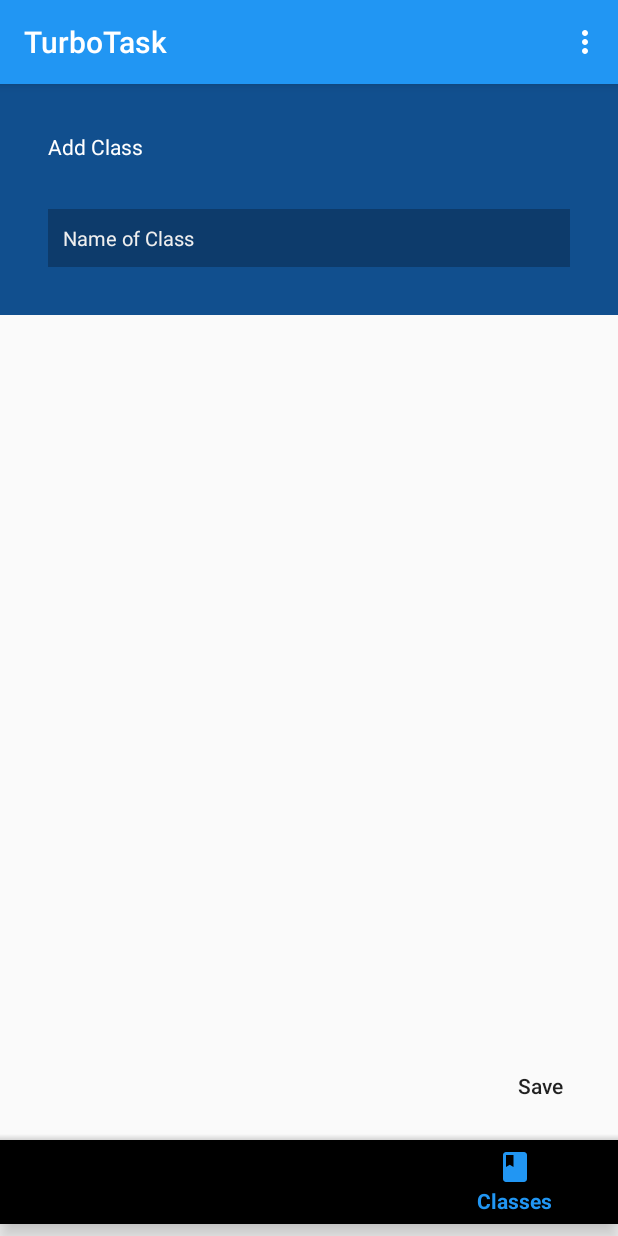
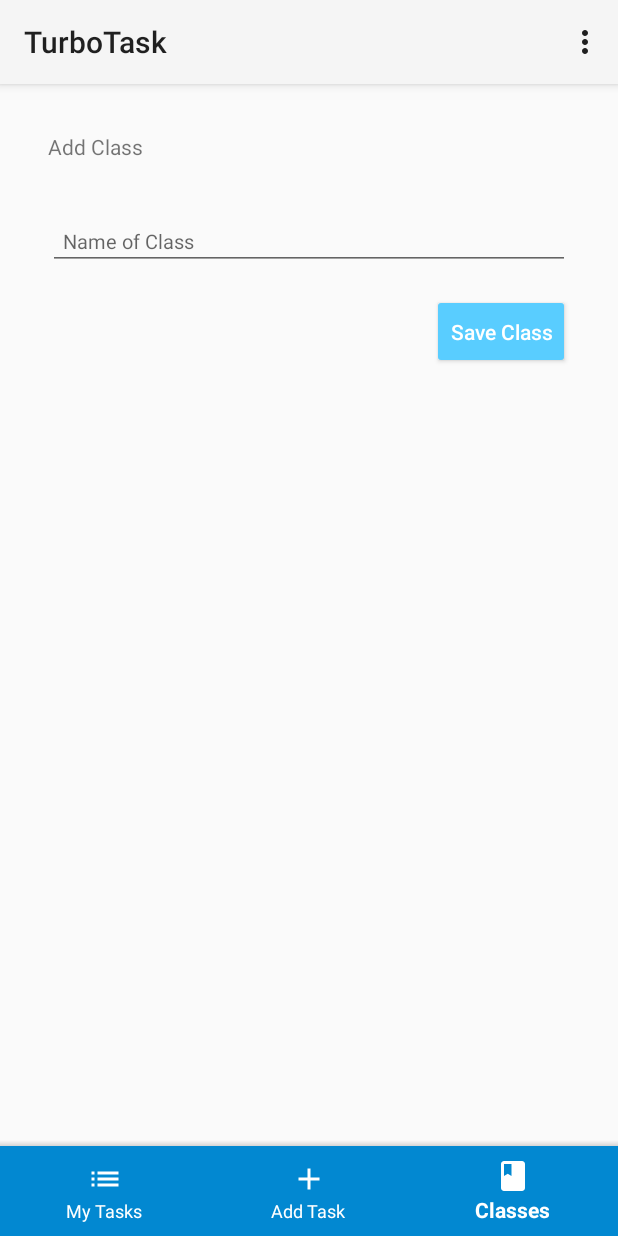
Before and after one commit to monilpatel/TurboTask, an Android app: the screen it shows after launch once a user with an empty profile is signed in (MainActivity), item 3 of the bottom bar chosen, on a phone screen of 412 x 824 dp. Run offline under Robolectric (Android 15) with nearby library versions, the phone set to English and light mode, and no system bars; our stand-ins replace Firebase (no records; nobody signed in at launch, a user with empty details on screens opened directly).

Commit message:
UI update

```diff
--- a/TurboTask/app/src/main/java/com/example/monil/turbotask/MainActivity.java
+++ b/TurboTask/app/src/main/java/com/example/monil/turbotask/MainActivity.java
@@ -104,6 +104,10 @@ public class MainActivity extends AppCompatActivity {
                     finish();
                 }
         scheduleAlarm();
+
+                if (android.os.Build.VERSION.SDK_INT >= Build.VERSION_CODES.LOLLIPOP) {
+                    getWindow().setNavigationBarColor(getResources().getColor(R.color.darkBlue));
+                }
             }
         };
 
--- /dev/null
+++ b/TurboTask/app/src/main/res/drawable/bottom_state.xml
@@ -0,0 +1,5 @@
+<?xml version="1.0" encoding="utf-8"?>
+<selector xmlns:android="http://schemas.android.com/apk/res/android">
+    <item android:color="@color/white" android:state_enabled="true" />
+    <item android:color="@color/lightblue" android:state_enabled="false" />
+</selector>
--- a/TurboTask/app/src/main/res/layout/activity_main.xml
+++ b/TurboTask/app/src/main/res/layout/activity_main.xml
@@ -16,9 +16,13 @@
         app:layout_constraintLeft_toLeftOf="parent"
         app:layout_constraintRight_toRightOf="parent"
         app:menu="@menu/bottom"
-        android:layout_marginBottom="8dp"
+        android:background="@color/blue"
+        app:itemIconTint="@drawable/bottom_state"
+        app:itemTextColor="@drawable/bottom_state"
+        android:layout_marginBottom="0dp"
         app:layout_constraintHorizontal_bias="0.955"
-        android:isScrollContainer="false"/>
+        android:isScrollContainer="false"
+        android:padding="2dp"/>
 
     <View
         android:layout_width="0dp"
--- a/TurboTask/app/src/main/res/layout/add_class_header.xml
+++ b/TurboTask/app/src/main/res/layout/add_class_header.xml
@@ -4,8 +4,7 @@
     xmlns:app="http://schemas.android.com/apk/res-auto"
     xmlns:tools="http://schemas.android.com/tools"
     android:layout_width="match_parent"
-    android:layout_height="match_parent"
-    android:background="@color/colorPrimaryDark">
+    android:layout_height="match_parent">
 
     <TextView
         android:id="@+id/classView"
@@ -15,10 +14,11 @@
         android:layout_marginRight="32dp"
         android:layout_marginTop="32dp"
         android:text="Add Class"
-        android:textColor="@color/white"
         app:layout_constraintLeft_toLeftOf="parent"
         app:layout_constraintRight_toRightOf="parent"
-        app:layout_constraintTop_toTopOf="parent" />
+        app:layout_constraintTop_toTopOf="parent"
+        android:layout_marginStart="32dp"
+        android:layout_marginEnd="32dp" />
 
     <EditText
         android:id="@+id/inputClass"
@@ -29,10 +29,7 @@
         android:layout_marginTop="32dp"
         android:ems="10"
         android:inputType="textPersonName"
-        android:background="@color/darkBlue"
         android:padding="10dp"
-        android:textColorHint="@color/gray"
-        android:textColor="@color/white"
         android:hint="Name of Class"
         android:textSize="13sp"
         app:layout_constraintLeft_toLeftOf="parent"
@@ -41,5 +38,23 @@
         app:layout_constraintTop_toBottomOf="@+id/classView"
         app:layout_constraintBottom_toBottomOf="parent"
         android:layout_marginBottom="32dp"
-        app:layout_constraintVertical_bias="0.051" />
+        app:layout_constraintVertical_bias="0.051"
+        android:layout_marginStart="32dp"
+        android:layout_marginEnd="32dp" />
+
+    <Button
+        android:id="@+id/saveClass"
+        style="@style/Widget.AppCompat.Button.Colored"
+        android:layout_width="0dp"
+        android:layout_height="50dp"
+        android:layout_marginBottom="8dp"
+        android:layout_marginRight="0dp"
+        android:layout_marginTop="16dp"
+        android:layout_weight="3.51"
+        android:text="Save Class"
+        android:textAllCaps="false"
+        app:layout_constraintBottom_toBottomOf="parent"
+        app:layout_constraintRight_toRightOf="@+id/inputClass"
+        app:layout_constraintTop_toBottomOf="@+id/inputClass"
+        app:layout_constraintVertical_bias="0.0" />
 </android.support.constraint.ConstraintLayout>
--- a/TurboTask/app/src/main/res/layout/add_task_fragment.xml
+++ b/TurboTask/app/src/main/res/layout/add_task_fragment.xml
@@ -68,15 +68,16 @@
 
         </LinearLayout>
     </ScrollView>
+
     <Button
         android:id="@+id/saveTask"
-        style="@style/Widget.AppCompat.Button.Borderless"
+        style="@style/Widget.AppCompat.Button.Colored"
         android:layout_width="wrap_content"
         android:layout_height="wrap_content"
         android:layout_marginBottom="8dp"
         android:layout_marginRight="8dp"
-        android:text="Save"
+        android:text="Save Task"
+        android:textAllCaps="false"
         app:layout_constraintBottom_toBottomOf="parent"
-        app:layout_constraintRight_toRightOf="parent"
-        android:textAllCaps="false"/>
+        app:layout_constraintRight_toRightOf="parent" />
 </android.support.constraint.ConstraintLayout>
--- a/TurboTask/app/src/main/res/layout/add_task_header.xml
+++ b/TurboTask/app/src/main/res/layout/add_task_header.xml
@@ -4,8 +4,7 @@
     xmlns:app="http://schemas.android.com/apk/res-auto"
     xmlns:tools="http://schemas.android.com/tools"
     android:layout_width="match_parent"
-    android:layout_height="match_parent"
-    android:background="@color/colorPrimary">
+    android:layout_height="match_parent">
 
     <TextView
         android:id="@+id/textView"
@@ -15,7 +14,6 @@
         android:layout_marginRight="32dp"
         android:layout_marginTop="32dp"
         android:text="Add Task"
-        android:textColor="@color/white"
         app:layout_constraintLeft_toLeftOf="parent"
         app:layout_constraintRight_toRightOf="parent"
         app:layout_constraintTop_toTopOf="parent" />
@@ -29,10 +27,7 @@
         android:layout_marginTop="32dp"
         android:ems="10"
         android:inputType="textPersonName"
-        android:background="@color/darkBlue"
         android:padding="10dp"
-        android:textColorHint="@color/gray"
-        android:textColor="@color/white"
         android:hint="Name of Task"
         android:textSize="13sp"
         app:layout_constraintLeft_toLeftOf="parent"
--- a/TurboTask/app/src/main/res/layout/classes_fragment.xml
+++ b/TurboTask/app/src/main/res/layout/classes_fragment.xml
@@ -6,29 +6,17 @@
     android:layout_width="match_parent"
     android:layout_height="match_parent">
 
-    <Button
-        android:id="@+id/saveClass"
-        style="@style/Widget.AppCompat.Button.Borderless"
-        android:layout_width="wrap_content"
-        android:layout_height="wrap_content"
-        android:layout_marginBottom="8dp"
-        android:layout_marginRight="8dp"
-        android:text="Save"
-        app:layout_constraintBottom_toBottomOf="parent"
-        app:layout_constraintRight_toRightOf="parent"
-        android:layout_marginEnd="8dp"
-        android:textAllCaps="false"/>
-
     <ScrollView
         android:layout_width="0dp"
         android:layout_height="0dp"
-        app:layout_constraintBottom_toTopOf="@+id/saveClass"
         app:layout_constraintHorizontal_bias="0.0"
         app:layout_constraintLeft_toLeftOf="parent"
         app:layout_constraintRight_toRightOf="parent"
         app:layout_constraintTop_toTopOf="parent"
         app:layout_constraintVertical_bias="0.0"
-        android:id="@+id/scrollView2">
+        android:id="@+id/scrollView2"
+        app:layout_constraintBottom_toBottomOf="parent"
+        android:layout_marginBottom="0dp">
 
         <LinearLayout
             android:layout_width="match_parent"
@@ -58,7 +46,6 @@
 
             </android.support.v7.widget.RecyclerView>
 
-
         </LinearLayout>
     </ScrollView>
 </android.support.constraint.ConstraintLayout>
--- a/TurboTask/app/src/main/res/menu/bottom.xml
+++ b/TurboTask/app/src/main/res/menu/bottom.xml
@@ -4,6 +4,7 @@
         android:id="@+id/list"
         android:title="My Tasks"
         android:icon="@drawable/ic_list_black_24dp"
+        android:enabled="true"
         />
     <!--<item-->
         <!--android:id="@+id/calendar"-->
@@ -14,10 +15,14 @@
     <item
         android:id="@+id/add"
         android:title="Add Task"
-        android:icon="@drawable/ic_add_black_24dp" />
+        android:icon="@drawable/ic_add_black_24dp"
+        android:enabled="true"
+        />
     <item
         android:id="@+id/classes"
         android:title="Classes"
         android:icon="@drawable/ic_class_black_24dp"
+        android:enabled="true"
+
         />
 </menu>
--- a/TurboTask/app/src/main/res/values/colors.xml
+++ b/TurboTask/app/src/main/res/values/colors.xml
@@ -1,13 +1,15 @@
 <?xml version="1.0" encoding="utf-8"?>
 <resources>
-    <color name="colorPrimary">#2196F3</color>
-    <color name="colorPrimaryDark">#114f8e</color>
+    <color name="colorPrimary">#f5f5f5</color>
+    <color name="colorPrimaryDark">#d5d5d5</color>
     <color name="colorPrimaryDarker">#0e3e6f</color>
 
     <!--<color name="colorAccent">#56ffbe</color>-->
-    <color name="colorAccent">#73f5ef</color>
-    <color name="darkBlue">#40000000</color>
-    <color name="purple">#1460ad</color>
+    <color name="colorAccent">#59cdff</color>
+    <color name="darkBlue">#002a4b</color>
+    <color name="blue">#0288D1</color>
+    <color name="lightblue">#6ca4de</color>
+
     <color name="bg_end">#247dd6</color>
     <color name="bg_center">#1460ad</color>
     <color name="bg_start">#4022a2</color>
--- a/TurboTask/app/src/main/res/values/styles.xml
+++ b/TurboTask/app/src/main/res/values/styles.xml
@@ -1,7 +1,7 @@
 <resources>
 
     <!-- Base application theme. -->
-    <style name="AppTheme" parent="Theme.AppCompat.Light.DarkActionBar">
+    <style name="AppTheme" parent="Theme.AppCompat.Light">
         <!-- Customize your theme here. -->
         <item name="colorPrimary">@color/colorPrimary</item>
         <item name="colorPrimaryDark">@color/colorPrimaryDark</item>
```
